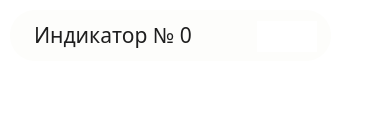
Old version of the form stage/UI/UI_Module/indicatorwidget.ui in the repository zerotonyq/MTCOLD.
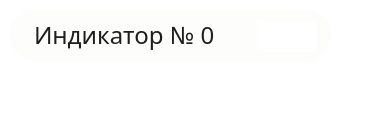
New version of the form. Icons and pictures are not drawn.

The edit to the form file:
```diff
--- a/stage/UI/UI_Module/indicatorwidget.ui
+++ b/stage/UI/UI_Module/indicatorwidget.ui
@@ -57,7 +57,7 @@
     <enum>QFrame::Raised</enum>
    </property>
    <property name="text">
-    <string>&lt;html&gt;&lt;head/&gt;&lt;body&gt;&lt;p&gt;&lt;span style=&quot; font-size:16pt;&quot;&gt;Индикатор № 0&lt;/span&gt;&lt;/p&gt;&lt;/body&gt;&lt;/html&gt;</string>
+    <string>&lt;html&gt;&lt;head/&gt;&lt;body&gt;&lt;p&gt;&lt;span style=&quot; font-size:18pt;&quot;&gt;Индикатор № 0&lt;/span&gt;&lt;/p&gt;&lt;/body&gt;&lt;/html&gt;</string>
    </property>
   </widget>
   <widget class="QCheckBox" name="toggle0_2">
@@ -106,7 +106,7 @@
    </property>
    <property name="geometry">
     <rect>
-     <x>150</x>
+     <x>156</x>
      <y>27</y>
      <width>18</width>
      <height>18</height>
```
